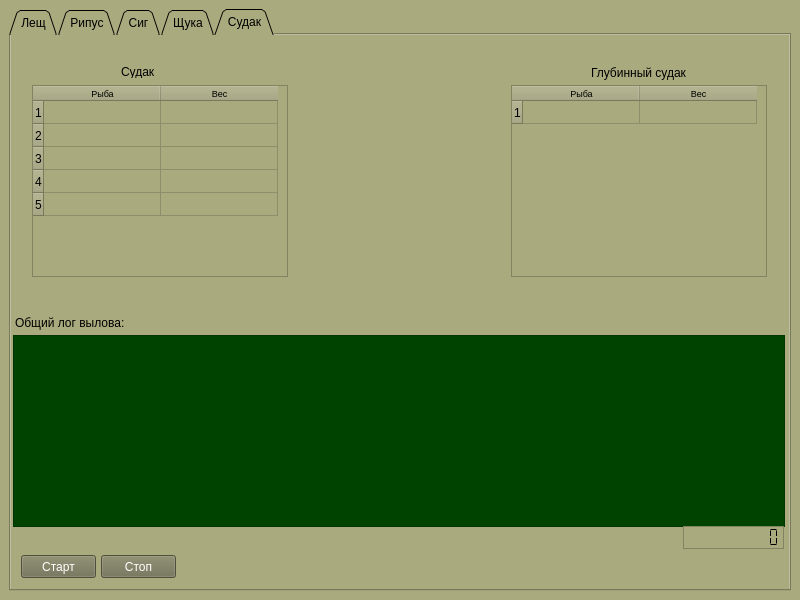
Qt form mainForm.ui (Vigi73/Ladoga) before a commit.
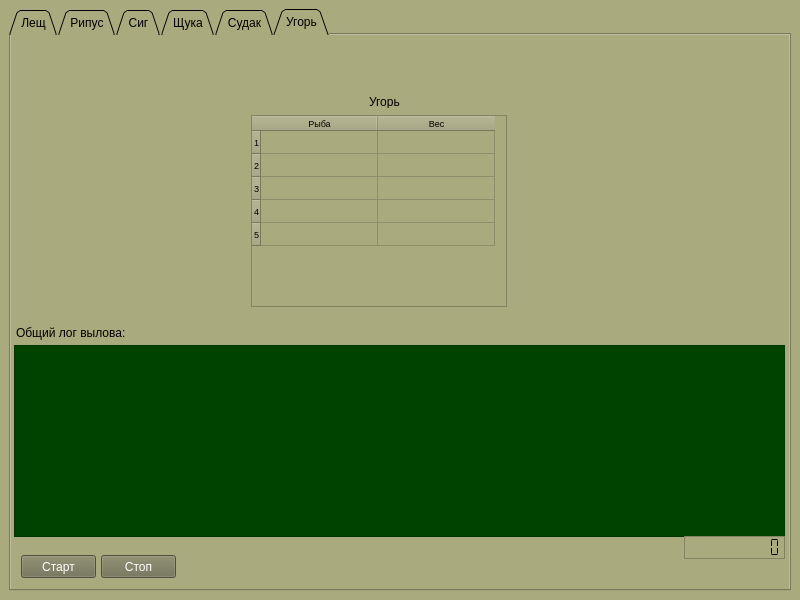
The same form after that commit. Icons and pictures are not drawn.

Diff of the .ui file:
```diff
--- a/mainForm.ui
+++ b/mainForm.ui
@@ -28,7 +28,7 @@
        <enum>QTabWidget::Triangular</enum>
       </property>
       <property name="currentIndex">
-       <number>4</number>
+       <number>5</number>
       </property>
       <property name="elideMode">
        <enum>Qt::ElideNone</enum>
@@ -1228,6 +1228,153 @@
         </property>
        </widget>
       </widget>
+      <widget class="QWidget" name="tab_6">
+       <attribute name="title">
+        <string>Угорь</string>
+       </attribute>
+       <widget class="QTextBrowser" name="textBrowser_6">
+        <property name="geometry">
+         <rect>
+          <x>3</x>
+          <y>310</y>
+          <width>771</width>
+          <height>192</height>
+         </rect>
+        </property>
+        <property name="styleSheet">
+         <string notr="true">background-color: rgb(0, 67, 0);
+color: rgb(255, 255, 255);</string>
+        </property>
+       </widget>
+       <widget class="QTableWidget" name="tableUgor">
+        <property name="geometry">
+         <rect>
+          <x>240</x>
+          <y>80</y>
+          <width>256</width>
+          <height>192</height>
+         </rect>
+        </property>
+        <property name="font">
+         <font>
+          <pointsize>7</pointsize>
+         </font>
+        </property>
+        <property name="rowCount">
+         <number>5</number>
+        </property>
+        <attribute name="horizontalHeaderDefaultSectionSize">
+         <number>117</number>
+        </attribute>
+        <attribute name="verticalHeaderDefaultSectionSize">
+         <number>23</number>
+        </attribute>
+        <row/>
+        <row/>
+        <row/>
+        <row/>
+        <row/>
+        <column>
+         <property name="text">
+          <string>Рыба</string>
+         </property>
+         <property name="font">
+          <font>
+           <pointsize>7</pointsize>
+          </font>
+         </property>
+        </column>
+        <column>
+         <property name="text">
+          <string>Вес</string>
+         </property>
+         <property name="font">
+          <font>
+           <pointsize>7</pointsize>
+          </font>
+         </property>
+        </column>
+       </widget>
+       <widget class="QPushButton" name="btnStartUgor">
+        <property name="geometry">
+         <rect>
+          <x>10</x>
+          <y>520</y>
+          <width>75</width>
+          <height>23</height>
+         </rect>
+        </property>
+        <property name="styleSheet">
+         <string notr="true">background-color: rgb(111, 111, 83);
+color: #fff</string>
+        </property>
+        <property name="text">
+         <string>Старт</string>
+        </property>
+       </widget>
+       <widget class="QPushButton" name="btnStopUgor">
+        <property name="geometry">
+         <rect>
+          <x>90</x>
+          <y>520</y>
+          <width>75</width>
+          <height>23</height>
+         </rect>
+        </property>
+        <property name="styleSheet">
+         <string notr="true">background-color: rgb(111, 111, 83);
+color: #fff</string>
+        </property>
+        <property name="text">
+         <string>Стоп</string>
+        </property>
+       </widget>
+       <widget class="QLabel" name="label_18">
+        <property name="geometry">
+         <rect>
+          <x>5</x>
+          <y>290</y>
+          <width>121</width>
+          <height>16</height>
+         </rect>
+        </property>
+        <property name="text">
+         <string>Общий лог вылова:</string>
+        </property>
+       </widget>
+       <widget class="QLabel" name="label_19">
+        <property name="geometry">
+         <rect>
+          <x>358</x>
+          <y>60</y>
+          <width>47</width>
+          <height>13</height>
+         </rect>
+        </property>
+        <property name="text">
+         <string>Угорь</string>
+        </property>
+       </widget>
+       <widget class="QLCDNumber" name="lcdUgor">
+        <property name="geometry">
+         <rect>
+          <x>673</x>
+          <y>501</y>
+          <width>101</width>
+          <height>23</height>
+         </rect>
+        </property>
+        <property name="frameShape">
+         <enum>QFrame::StyledPanel</enum>
+        </property>
+        <property name="digitCount">
+         <number>10</number>
+        </property>
+        <property name="segmentStyle">
+         <enum>QLCDNumber::Flat</enum>
+        </property>
+       </widget>
+      </widget>
      </widget>
     </item>
    </layout>
```
